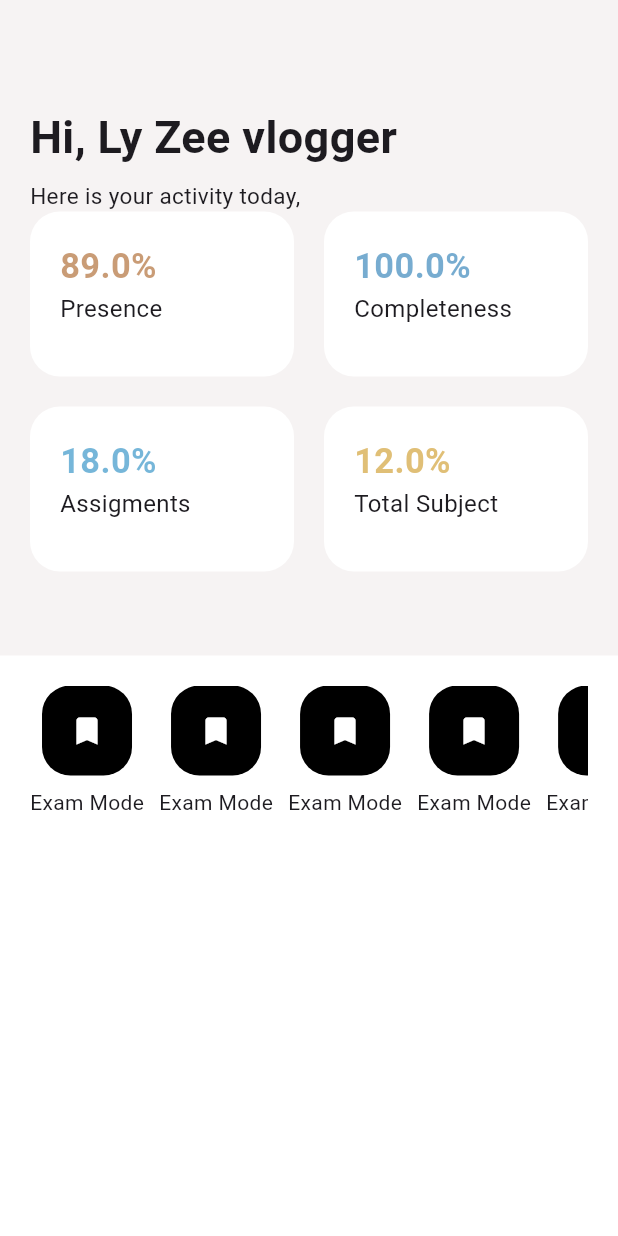
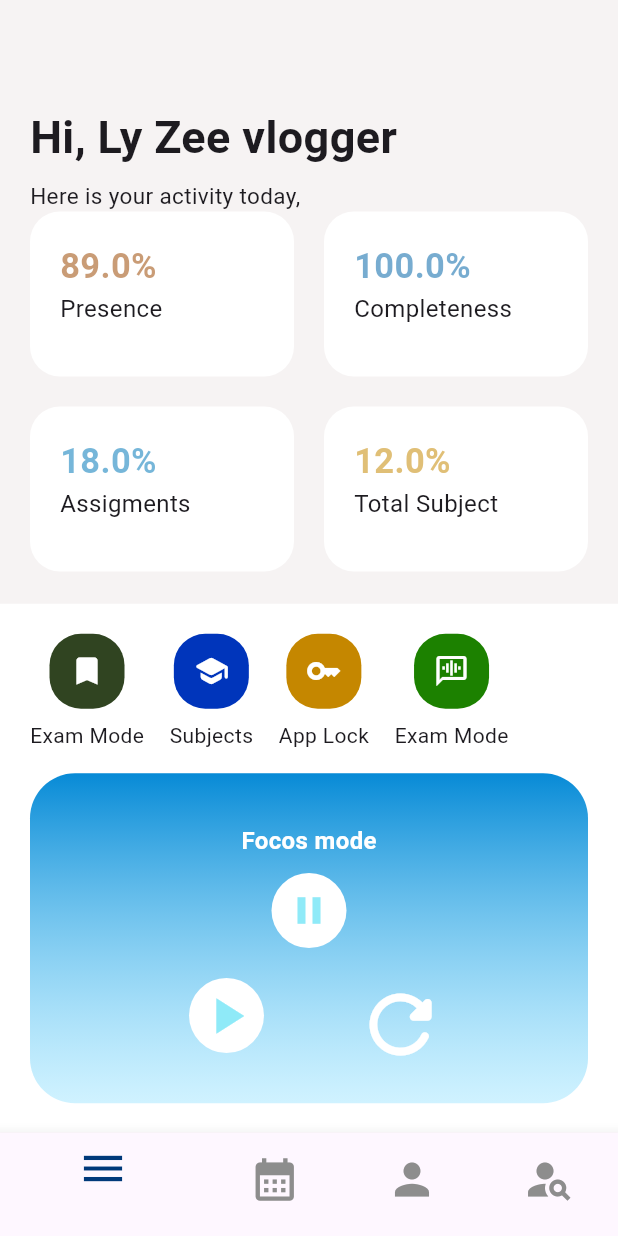
Before and after one commit to leangsengLy/Flutter_Project, a Flutter app: the MenuScreen screen opened directly, on a phone screen of 412 x 824 dp. Run offline on Flutter 3.47's test engine with Material 3 defaults, Android fonts, the phone set to English and light mode, and no system bars; our stand-ins replace flutter_riverpod, google_fonts, transparent_image; network calls fail.

Commit message:
add new feature

```diff
--- /dev/null
+++ b/school/lib/Screen/PageScreen/calender_screen.dart
@@ -0,0 +1,11 @@
+import 'package:flutter/material.dart';
+
+class CalenderScreen extends StatelessWidget {
+  const CalenderScreen({super.key});
+  @override
+  Widget build(BuildContext context) {
+    return const Center(
+      child: Text(" CalenderScreen"),
+    );
+  }
+}
--- /dev/null
+++ b/school/lib/Screen/PageScreen/contact_screen.dart
@@ -0,0 +1,11 @@
+import 'package:flutter/material.dart';
+
+class ContactScreen extends StatelessWidget {
+  const ContactScreen({super.key});
+  @override
+  Widget build(BuildContext context) {
+    return const Center(
+      child: Text(" ContactScreen"),
+    );
+  }
+}
--- /dev/null
+++ b/school/lib/Screen/PageScreen/home_screen.dart
@@ -0,0 +1,216 @@
+import 'package:flutter/material.dart';
+import 'package:school/Widget/card_item_progress.dart';
+import 'package:school/Widget/item_feature.dart';
+
+class HomeScreen extends StatelessWidget {
+  const HomeScreen({super.key});
+  @override
+  Widget build(BuildContext context) {
+    return Container(
+      width: double.infinity,
+      height: double.infinity,
+      padding: const EdgeInsets.fromLTRB(0, 50, 0, 0),
+      child: Column(
+        children: [
+          Expanded(
+            child: Container(
+              width: double.infinity,
+              height: double.infinity,
+              padding: const EdgeInsets.all(20),
+              child: Column(
+                crossAxisAlignment: CrossAxisAlignment.start,
+                children: [
+                  const Text(
+                    'Hi, Ly Zee vlogger',
+                    style: TextStyle(
+                      fontSize: 30,
+                      fontWeight: FontWeight.bold,
+                    ),
+                  ),
+                  const SizedBox(height: 7),
+                  const Text(
+                    'Here is your activity today, ',
+                    style: TextStyle(
+                      fontSize: 15,
+                    ),
+                  ),
+                  Expanded(
+                    child: GridView(
+                      gridDelegate:
+                          const SliverGridDelegateWithFixedCrossAxisCount(
+                        crossAxisCount: 2,
+                        childAspectRatio: 1.6,
+                        crossAxisSpacing: 20,
+                        mainAxisSpacing: 20,
+                      ),
+                      children: const [
+                        CardItemProgress(
+                          title: "Presence",
+                          progresss: 89,
+                          color: Color.fromARGB(137, 155, 70, 0),
+                        ),
+                        CardItemProgress(
+                          title: "Completeness",
+                          progresss: 100,
+                          color: Color.fromARGB(137, 1, 100, 167),
+                        ),
+                        CardItemProgress(
+                          title: "Assigments",
+                          progresss: 18,
+                          color: Color.fromARGB(137, 0, 120, 184),
+                        ),
+                        CardItemProgress(
+                          title: "Total Subject",
+                          progresss: 12,
+                          color: Color.fromARGB(137, 197, 135, 0),
+                        ),
+                      ],
+                    ),
+                  )
+                ],
+              ),
+            ),
+          ),
+          Expanded(
+            child: Container(
+              width: double.infinity,
+              height: double.infinity,
+              color: Colors.white,
+              padding: const EdgeInsets.all(20),
+              child: Column(
+                crossAxisAlignment: CrossAxisAlignment.start,
+                children: [
+                  const SingleChildScrollView(
+                    scrollDirection: Axis.horizontal,
+                    child: Row(
+                      children: [
+                        ItemFeature(
+                          title: "Exam Mode",
+                          icon: Icons.bookmark,
+                          color: Color.fromARGB(255, 48, 68, 33),
+                        ),
+                        SizedBox(
+                          width: 17,
+                        ),
+                        ItemFeature(
+                          title: "Subjects",
+                          icon: Icons.school_rounded,
+                          color: Color.fromARGB(255, 0, 53, 187),
+                        ),
+                        SizedBox(
+                          width: 17,
+                        ),
+                        ItemFeature(
+                          title: "App Lock",
+                          icon: Icons.key,
+                          color: Color.fromARGB(255, 197, 135, 0),
+                        ),
+                        SizedBox(
+                          width: 17,
+                        ),
+                        ItemFeature(
+                          title: "Exam Mode",
+                          icon: Icons.voice_chat,
+                          color: Color.fromARGB(255, 28, 129, 0),
+                        ),
+                      ],
+                    ),
+                  ),
+                  const SizedBox(
+                    height: 15,
+                  ),
+                  Container(
+                    width: double.infinity,
+                    height: 220,
+                    decoration: BoxDecoration(
+                      gradient: const LinearGradient(
+                        colors: [
+                          Color.fromARGB(248, 0, 135, 213),
+                          Color.fromARGB(102, 137, 223, 255),
+                        ],
+                        begin: Alignment.topCenter,
+                        end: Alignment.bottomCenter,
+                      ),
+                      borderRadius: BorderRadius.circular(30),
+                    ),
+                    child: Column(
+                      mainAxisAlignment: MainAxisAlignment.center,
+                      children: [
+                        const Text(
+                          "Focos mode",
+                          style: TextStyle(
+                            color: Colors.white,
+                            fontSize: 16,
+                            fontWeight: FontWeight.bold,
+                          ),
+                        ),
+                        const SizedBox(
+                          height: 10,
+                        ),
+                        SizedBox(
+                          width: 160,
+                          child: Column(
+                            children: [
+                              Container(
+                                width: 50,
+                                height: 50,
+                                alignment: Alignment.center,
+                                decoration: BoxDecoration(
+                                  color: Colors.white,
+                                  borderRadius: BorderRadius.circular(30),
+                                ),
+                                child: const Icon(
+                                  Icons.pause,
+                                  size: 30,
+                                  color: Color.fromARGB(255, 143, 234, 248),
+                                ),
+                              ),
+                              const SizedBox(
+                                height: 20,
+                              ),
+                              Row(
+                                mainAxisAlignment:
+                                    MainAxisAlignment.spaceBetween,
+                                crossAxisAlignment: CrossAxisAlignment.center,
+                                children: [
+                                  Container(
+                                    width: 50,
+                                    height: 50,
+                                    alignment: Alignment.center,
+                                    decoration: BoxDecoration(
+                                      color: Colors.white,
+                                      borderRadius: BorderRadius.circular(30),
+                                    ),
+                                    child: const Icon(
+                                      Icons.play_arrow,
+                                      size: 40,
+                                      color: Color.fromARGB(255, 143, 234, 248),
+                                    ),
+                                  ),
+                                  Container(
+                                    width: 50,
+                                    height: 50,
+                                    alignment: Alignment.center,
+                                    child: const Icon(
+                                      Icons.refresh_rounded,
+                                      size: 62,
+                                      color: Color.fromARGB(255, 255, 255, 255),
+                                    ),
+                                  )
+                                ],
+                              )
+                            ],
+                          ),
+                        )
+                      ],
+                    ),
+                  ),
+                ],
+              ),
+            ),
+          )
+        ],
+      ),
+    );
+  }
+}
--- /dev/null
+++ b/school/lib/Screen/PageScreen/person_screen.dart
@@ -0,0 +1,11 @@
+import 'package:flutter/material.dart';
+
+class PersonScreen extends StatelessWidget {
+  const PersonScreen({super.key});
+  @override
+  Widget build(BuildContext context) {
+    return const Center(
+      child: Text(" PersonScreen"),
+    );
+  }
+}
--- a/school/lib/Screen/menu.dart
+++ b/school/lib/Screen/menu.dart
@@ -1,6 +1,8 @@
 import 'package:flutter/material.dart';
-import 'package:school/Widget/card_item_progress.dart';
-import 'package:school/Widget/item_feature.dart';
+import 'package:school/Screen/PageScreen/calender_screen.dart';
+import 'package:school/Screen/PageScreen/contact_screen.dart';
+import 'package:school/Screen/PageScreen/home_screen.dart';
+import 'package:school/Screen/PageScreen/person_screen.dart';
 
 class MenuScreen extends StatefulWidget {
   const MenuScreen({super.key});
@@ -11,134 +13,71 @@ class MenuScreen extends StatefulWidget {
 }
 
 class MenuScreenState extends State<MenuScreen> {
+  var indexScreen = 0;
+  void onSelectNavigator(index) {
+    print(index);
+    setState(() {
+      indexScreen = index;
+      print(indexScreen);
+    });
+  }
+
   @override
   Widget build(BuildContext context) {
+    Widget allScreen = const HomeScreen();
+    print(indexScreen);
+    if (indexScreen == 1) {
+      allScreen = const CalenderScreen();
+    }
+    if (indexScreen == 2) {
+      allScreen = const PersonScreen();
+    }
+    if (indexScreen == 3) {
+      allScreen = const ContactScreen();
+    }
     return Scaffold(
       backgroundColor: const Color.fromARGB(255, 246, 243, 243),
-      body: Container(
-        width: double.infinity,
-        height: double.infinity,
-        padding: const EdgeInsets.fromLTRB(0, 50, 0, 0),
-        child: Column(
-          children: [
-            Expanded(
-              child: Container(
-                width: double.infinity,
-                height: double.infinity,
-                padding: const EdgeInsets.all(20),
-                child: Column(
-                  crossAxisAlignment: CrossAxisAlignment.start,
-                  children: [
-                    const Text(
-                      'Hi, Ly Zee vlogger',
-                      style: TextStyle(
-                        fontSize: 30,
-                        fontWeight: FontWeight.bold,
-                      ),
-                    ),
-                    const SizedBox(height: 7),
-                    const Text(
-                      'Here is your activity today, ',
-                      style: TextStyle(
-                        fontSize: 15,
-                      ),
-                    ),
-                    Expanded(
-                      child: GridView(
-                        gridDelegate:
-                            const SliverGridDelegateWithFixedCrossAxisCount(
-                          crossAxisCount: 2,
-                          childAspectRatio: 1.6,
-                          crossAxisSpacing: 20,
-                          mainAxisSpacing: 20,
-                        ),
-                        children: const [
-                          CardItemProgress(
-                            title: "Presence",
-                            progresss: 89,
-                            color: Color.fromARGB(137, 155, 70, 0),
-                          ),
-                          CardItemProgress(
-                            title: "Completeness",
-                            progresss: 100,
-                            color: Color.fromARGB(137, 1, 100, 167),
-                          ),
-                          CardItemProgress(
-                            title: "Assigments",
-                            progresss: 18,
-                            color: Color.fromARGB(137, 0, 120, 184),
-                          ),
-                          CardItemProgress(
-                            title: "Total Subject",
-                            progresss: 12,
-                            color: Color.fromARGB(137, 197, 135, 0),
-                          ),
-                        ],
-                      ),
-                    )
-                  ],
-                ),
+      body: allScreen,
+      bottomNavigationBar: BottomNavigationBar(
+        onTap: onSelectNavigator,
+        items: [
+          BottomNavigationBarItem(
+              icon: Icon(
+                size: 34,
+                Icons.menu_sharp,
+                color: indexScreen == 0
+                    ? const Color.fromARGB(255, 0, 57, 122)
+                    : const Color.fromARGB(255, 141, 141, 141),
               ),
-            ),
-            Expanded(
-              child: Container(
-                width: double.infinity,
-                height: double.infinity,
-                color: Colors.white,
-                padding: const EdgeInsets.all(20),
-                child: const Column(
-                  crossAxisAlignment: CrossAxisAlignment.start,
-                  children: [
-                    SingleChildScrollView(
-                      scrollDirection: Axis.horizontal,
-                      child: Row(
-                        children: [
-                          ItemFeature(
-                            title: "Exam Mode",
-                            icon: Icons.bookmark,
-                            color: Colors.black,
-                          ),
-                          SizedBox(
-                            width: 10,
-                          ),
-                          ItemFeature(
-                            title: "Exam Mode",
-                            icon: Icons.bookmark,
-                            color: Colors.black,
-                          ),
-                          SizedBox(
-                            width: 10,
-                          ),
-                          ItemFeature(
-                            title: "Exam Mode",
-                            icon: Icons.bookmark,
-                            color: Colors.black,
-                          ),
-                          SizedBox(
-                            width: 10,
-                          ),
-                          ItemFeature(
-                            title: "Exam Mode",
-                            icon: Icons.bookmark,
-                            color: Colors.black,
-                          ),
-                          SizedBox(
-                            width: 10,
-                          ),
-                          ItemFeature(
-                            title: "Exam Mode",
-                            icon: Icons.bookmark,
-                            color: Colors.black,
-                          )
-                        ],
-                      ),
-                    )
-                  ],
-                ),
+              label: ''),
+          BottomNavigationBarItem(
+              icon: Icon(
+                size: 34,
+                Icons.calendar_month,
+                color: indexScreen == 1
+                    ? const Color.fromARGB(255, 0, 57, 122)
+                    : const Color.fromARGB(255, 141, 141, 141),
               ),
-            )
-          ],
-        ),
+              label: ''),
+          BottomNavigationBarItem(
+              icon: Icon(
+                size: 34,
+                Icons.person,
+                color: indexScreen == 2
+                    ? const Color.fromARGB(255, 0, 57, 122)
+                    : const Color.fromARGB(255, 141, 141, 141),
+              ),
+              label: ''),
+          BottomNavigationBarItem(
+              icon: Icon(
+                size: 34,
+                Icons.person_search_sharp,
+                color: indexScreen == 3
+                    ? const Color.fromARGB(255, 0, 57, 122)
+                    : const Color.fromARGB(255, 141, 141, 141),
+              ),
+              label: ''),
+        ],
       ),
     );
   }
--- a/school/lib/Widget/item_feature.dart
+++ b/school/lib/Widget/item_feature.dart
@@ -15,11 +15,11 @@ class ItemFeature extends StatelessWidget {
       children: [
         Container(
           padding: const EdgeInsets.all(0),
-          width: 60,
-          height: 60,
+          width: 50,
+          height: 50,
           decoration: BoxDecoration(
             color: color,
-            borderRadius: BorderRadius.circular(19),
+            borderRadius: BorderRadius.circular(21),
           ),
           child: Icon(
             icon,
```
